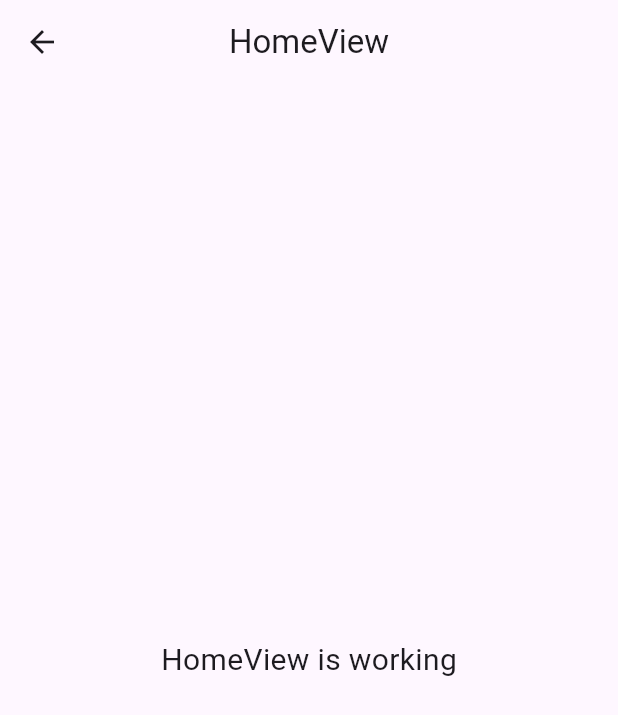
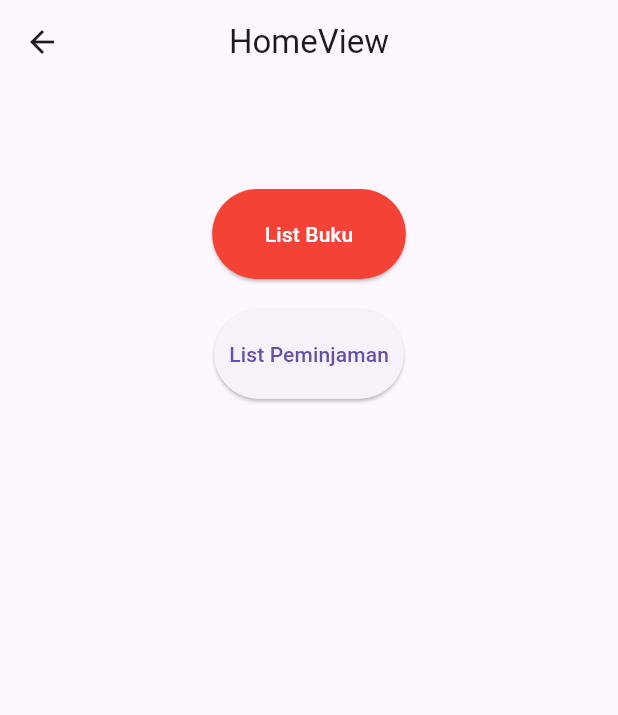
Before and after one commit to galihfaajar/peminjam_perpustakaan_kelas_b, a Flutter app: the HomeView screen opened by its route, on a phone screen of 412 x 824 dp. Shown: the top 715 px of the screen. Run offline on Flutter 3.47's test engine with Material 3 defaults, Android fonts, the phone set to English and light mode, and no system bars; our stand-ins replace dio, get, get_storage, pretty_dio_logger; missing offline and left inert: dart:html; accounts and stored records are empty; network calls fail.

Commit message:
membuat halaman list buku,membuat halaman pinjam buku

```diff
--- /dev/null
+++ b/lib/_perpustakaan_kelas_b/app/data/constant/endpoint.dart
@@ -0,0 +1 @@
+// TODO Implement this library.
--- a/lib/app/data/provider/storage_provider.dart
+++ b/lib/app/data/provider/storage_provider.dart
@@ -24,4 +24,5 @@ class StorageProvider {
 
 class StorageKey {
   static const String status = "status";
+  static const String idUser = "idUser";
 }
--- /dev/null
+++ b/lib/app/modules/add_peminjaman/contollers/add_peminjaman_controller.dart
@@ -0,0 +1 @@
+// TODO Implement this library.
--- a/lib/app/modules/home/views/home_view.dart
+++ b/lib/app/modules/home/views/home_view.dart
@@ -1,24 +1,47 @@
 import 'package:flutter/material.dart';
-
 import 'package:get/get.dart';
-
+import '../../../routes/app_pages.dart';
 import '../controllers/home_controller.dart';
 
 class HomeView extends GetView<HomeController> {
   const HomeView({Key? key}) : super(key: key);
+
   @override
   Widget build(BuildContext context) {
     return Scaffold(
-      appBar: AppBar(
-        title: const Text('HomeView'),
-        centerTitle: true,
-      ),
-      body: const Center(
-        child: Text(
-          'HomeView is working',
-          style: TextStyle(fontSize: 20),
+        appBar: AppBar(
+          title: const Text('HomeView'),
+          centerTitle: true,
         ),
-      ),
-    );
+        body: Padding(
+          padding: const EdgeInsets.all(70.0),
+          child: Center(
+            child: Column(
+              children: [
+                ElevatedButton(
+                    style: ButtonStyle(
+                        backgroundColor: MaterialStateProperty.all(Colors.red),
+                        foregroundColor: MaterialStateProperty.all(Colors.white),
+                        padding: MaterialStateProperty.all(EdgeInsets.symmetric(vertical: 20,horizontal: 35))
+                    ),
+                    onPressed: () {
+                      Get.toNamed(Routes.BOOK);
+                    },
+                    child: Text("List Buku")),
+                SizedBox(
+                  height: 20,
+                ),
+                ElevatedButton(
+                    style: ButtonStyle(
+                        padding: MaterialStateProperty.all(EdgeInsets.symmetric(vertical: 20,horizontal: 10))
+                    ),
+                    onPressed: () {
+                      Get.toNamed(Routes.PEMINJAMAN);
+                    },
+                    child: Text("List Peminjaman"))
+              ],
+            ),
+          ),
+        ));
   }
 }
--- a/lib/app/modules/login/controllers/login_controller.dart
+++ b/lib/app/modules/login/controllers/login_controller.dart
@@ -4,6 +4,7 @@ import 'package:flutter/cupertino.dart';
 import 'package:flutter/material.dart';
 import 'package:get/get.dart';
 import 'package:dio/dio.dart' as dio;
+import 'package:peminjam_perpustakaan_kelas_b/app/data/model/response_login.dart';
 import '../../../routes/app_pages.dart';
 import '../../../data/constant/endpoint.dart';
 import 'package:peminjam_perpustakaan_kelas_b/app/data/provider/api_provider.dart';
@@ -51,6 +52,9 @@ class LoginController extends GetxController {
               "password": passwordController.text.toString()
             }));
         if (response.statusCode == 200) {
+          ResponseLogin responseLogin = ResponseLogin.fromJson(response.data);
+          await StorageProvider.write(
+              StorageKey.idUser, responseLogin.data!.id!.toString());
           await StorageProvider.write(StorageKey.status, "Logged");
           Get.offAllNamed(Routes.HOME);
         } else {
--- a/lib/app/modules/register/views/register_view.dart
+++ b/lib/app/modules/register/views/register_view.dart
@@ -70,6 +70,9 @@ class RegisterView extends GetView<RegisterController> {
                   return null;
                 },
               ),
+              SizedBox(
+                height: 10,
+              ),
               Obx(() => controller.loading.value?
               CircularProgressIndicator():
                   ElevatedButton(onPressed: (){
```
Also changed, not shown: lib/app/modules/add_peminjaman/controllers/add_peminjaman_controller.dart (+47 -1 lines), lib/app/modules/add_peminjaman/views/add_peminjaman_view.dart (+38 -8 lines), lib/app/modules/book/controllers/book_controller.dart (+32 -5 lines), lib/app/modules/book/views/book_view.dart (+31 -12 lines), lib/app/modules/login/views/login_view.dart (+9 -3 lines).
